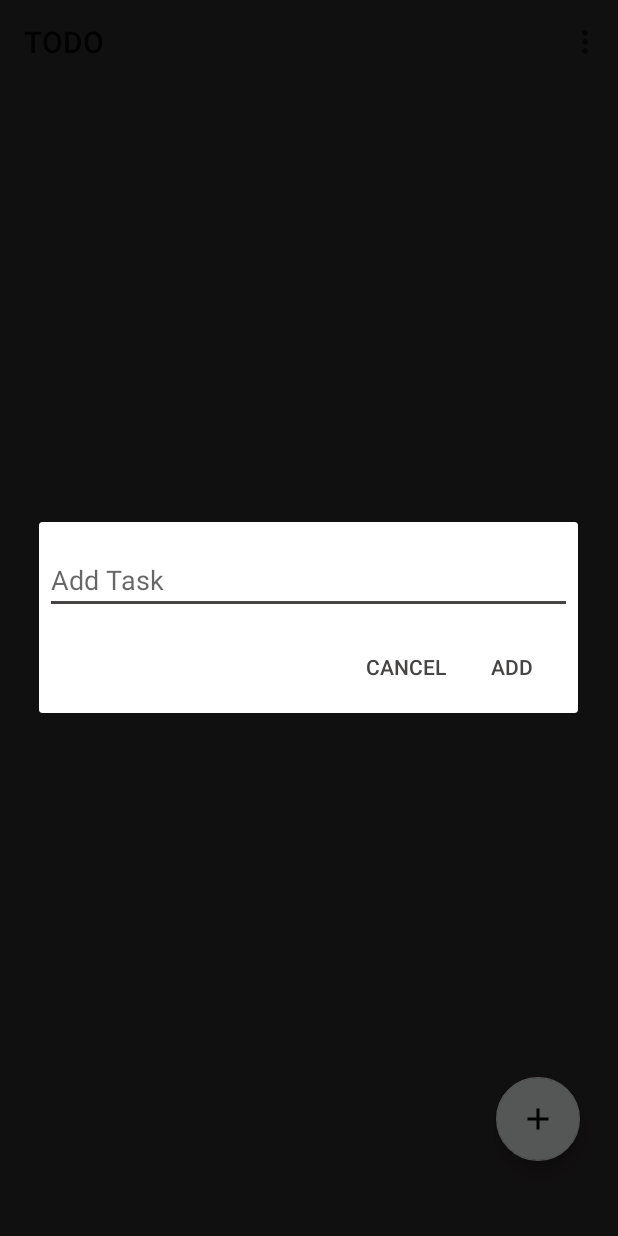
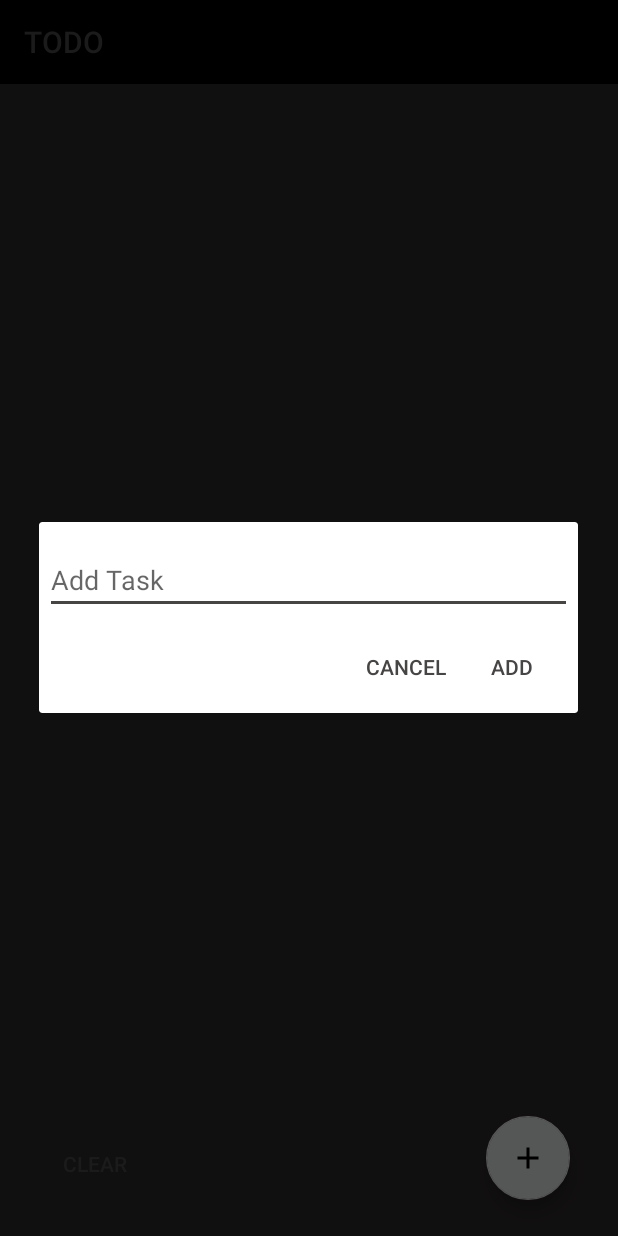
Before and after one commit to maxtauro/TODO, an Android app: the screen it shows after launch once a user with an empty profile is signed in (TaskListActivity), after a tap on an icon or button, on a phone screen of 412 x 824 dp. Run offline under Robolectric (Android 15) with nearby library versions, the phone set to English and light mode, and no system bars; our stand-ins replace Firebase (no records; nobody signed in at launch, a user with empty details on screens opened directly); 2 statements that could not run were skipped.

Commit message:
implemented clearing all checked tasks

```diff
--- a/androiddev/app/src/main/java/com/maxtauro/todo/FirebaseHelper.java
+++ b/androiddev/app/src/main/java/com/maxtauro/todo/FirebaseHelper.java
@@ -6,58 +6,52 @@
 import com.google.firebase.database.DatabaseError;
 import com.google.firebase.database.DatabaseReference;
 import com.google.firebase.database.FirebaseDatabase;
-import com.google.firebase.database.Query;
 import com.google.firebase.database.ValueEventListener;
 
 import java.util.ArrayList;
-import java.util.HashMap;
 
 public class FirebaseHelper {
 
-
-
     private class User {
         String userId;
-        Task[] tasks = {};
+        ArrayList<Task> taskList = new ArrayList<Task>();
         int lastTaskId;
     }
 
     User currUser;
     private DatabaseReference currUserRef;
-    private DatabaseReference taskList;
+    private DatabaseReference taskListRef;
 
     public FirebaseRecyclerAdapter<Task,TaskListViewHolder> adapter;
 
     public FirebaseHelper() {
         currUser = updateCurrUser();
-        taskList = loadTaskList();
+        taskListRef = loadTaskList();
     }
 
     public DatabaseReference loadTaskList() {
         String userId = currUser.userId;
         currUserRef = FirebaseDatabase.getInstance().getReference().child("users").child(userId);
-        DatabaseReference taskRef = currUserRef.child("tasks");
+        final DatabaseReference taskRef = currUserRef.child("tasks");
 
         taskRef.addValueEventListener(new ValueEventListener() {
             @Override
             public void onDataChange(DataSnapshot dataSnapshot) {
 
-                try {
-                    ArrayList<Integer> taskIdList = new ArrayList<Integer>();
-                    for (HashMap o: (ArrayList<HashMap>) dataSnapshot.getValue()) {
-
-                        if (o != null) {
-                            int id = ((Long) o.get("task_id")).intValue();
-                            taskIdList.add(id);
-                        }
-
-                    }
-                    setLastTaskId(taskIdList);
+                if (!currUser.taskList.isEmpty()) {
+                    currUser.taskList.clear();
                 }
 
-                catch (ClassCastException e) {
-                    //TODO implement better exception safety
+                for (DataSnapshot taskSnapshot: dataSnapshot.getChildren()) {
+                    Task task = new Task(
+                            (Boolean) taskSnapshot.child("checked").getValue(),
+                            ((Long) taskSnapshot.child("taskId").getValue()).intValue(),
+                            (String) taskSnapshot.child("taskName").getValue()
+                    );
+                    currUser.taskList.add(task);
                 }
+
+                setLastTaskId();
             }
 
             @Override
@@ -80,32 +74,33 @@
 
     public void addTask(String newTaskName) {
         Task newTask = new Task(++(currUser.lastTaskId), newTaskName);
-        DatabaseReference newTaskRef = taskList.child(String.valueOf((currUser.lastTaskId)));
+        DatabaseReference newTaskRef = taskListRef.child(String.valueOf((currUser.lastTaskId)));
 
-        //TODO figure out how to add these children in one call, currently onDataChange is called
-        // each time a child is added, this is inefficient and error prone
-        newTaskRef.child("task_id").setValue(newTask.getTaskId());
-        newTaskRef.child("checked").setValue(newTask.isChecked());
-        newTaskRef.child("task_name").setValue(newTask.getTaskName());
-
+        newTaskRef.setValue(newTask);
     }
 
     public void checkTask(DatabaseReference taskRef, boolean check) {
         taskRef.child("checked").setValue(check);
     }
 
-    public void setupSystem() {
+    private void setLastTaskId() {
+        int lastTaskId = 0;
 
-    }
-
-    private void setLastTaskId(ArrayList<Integer> taskIdList) {
-        int lastTaskId = 0;
-        for (int i: taskIdList) {
-            if (i > lastTaskId) {
-                lastTaskId = i;
+        for (Task task: currUser.taskList) {
+            if (task.getTaskId() > lastTaskId) {
+                lastTaskId = task.getTaskId();
             }
         }
+
         currUser.lastTaskId = lastTaskId;
     }
 
+    public void clear() {
+        for (Task task : currUser.taskList) {
+            if (task.isChecked()){
+                taskListRef.child(String.valueOf(task.getTaskId())).removeValue();
+            }
+        }
+    }
+
 }
--- a/androiddev/app/src/main/java/com/maxtauro/todo/FirebaseRecyclerAdapterTaskList.java
+++ b/androiddev/app/src/main/java/com/maxtauro/todo/FirebaseRecyclerAdapterTaskList.java
@@ -45,8 +45,8 @@
     protected Task parseSnapshot(DataSnapshot snapshot) {
         Task task = new Task(
                 (Boolean) snapshot.child("checked").getValue(),
-                ((Long) snapshot.child("task_id").getValue()).intValue(),
-                (String) snapshot.child("task_name").getValue()
+                ((Long) snapshot.child("taskId").getValue()).intValue(),
+                (String) snapshot.child("taskName").getValue()
         );
         return task;
     }
--- a/androiddev/app/src/main/java/com/maxtauro/todo/MainActivity.java
+++ b/androiddev/app/src/main/java/com/maxtauro/todo/MainActivity.java
@@ -3,13 +3,8 @@
 import android.content.Context;
 import android.content.Intent;
 import android.os.Bundle;
-import android.support.design.widget.FloatingActionButton;
-import android.support.design.widget.Snackbar;
 import android.support.v7.app.AppCompatActivity;
-import android.support.v7.widget.Toolbar;
 import android.view.View;
-import android.view.Menu;
-import android.view.MenuItem;
 import android.widget.Button;
 import android.widget.Toast;
 
--- a/androiddev/app/src/main/java/com/maxtauro/todo/SwipeController.java
+++ b/androiddev/app/src/main/java/com/maxtauro/todo/SwipeController.java
@@ -4,7 +4,8 @@
 import android.support.v7.widget.helper.ItemTouchHelper.Callback;
 import android.util.Log;
 
-import static android.support.v7.widget.helper.ItemTouchHelper.*;
+import static android.support.v7.widget.helper.ItemTouchHelper.LEFT;
+import static android.support.v7.widget.helper.ItemTouchHelper.RIGHT;
 
 public class SwipeController extends Callback {
 
--- a/androiddev/app/src/main/java/com/maxtauro/todo/TaskListActivity.java
+++ b/androiddev/app/src/main/java/com/maxtauro/todo/TaskListActivity.java
@@ -1,6 +1,5 @@
 package com.maxtauro.todo;
 
-import android.content.Intent;
 import android.os.Bundle;
 import android.support.design.widget.FloatingActionButton;
 import android.support.v4.app.DialogFragment;
@@ -9,14 +8,10 @@
 import android.support.v7.widget.RecyclerView;
 import android.support.v7.widget.Toolbar;
 import android.support.v7.widget.helper.ItemTouchHelper;
-import android.util.Log;
 import android.view.Menu;
 import android.view.MenuItem;
 import android.view.View;
-
-import com.firebase.ui.auth.ui.User;
-import com.firebase.ui.database.FirebaseRecyclerAdapter;
-import com.google.firebase.database.FirebaseDatabase;
+import android.widget.Button;
 
 public class TaskListActivity extends AppCompatActivity {
 
@@ -29,21 +24,36 @@
 
     FirebaseRecyclerAdapterTaskList adapter;
 
+
+    // UI elements
+    private Toolbar toolbar;
+    private Button clearBtn;
+    private FloatingActionButton addTaskButton;
+
+
     @Override
     protected void onCreate(Bundle savedInstanceState) {
         super.onCreate(savedInstanceState);
         setContentView(R.layout.activity_task_list);
 
-        //TODO declare these w/ proper scope as member vars
-        Toolbar toolbar = (Toolbar) findViewById(R.id.toolbar);
+        toolbar = (Toolbar) findViewById(R.id.toolbar);
         toolbar.setTitle(R.string.app_name);
+        toolbar.setTitleTextColor(0xFF474444);
         setSupportActionBar(toolbar);
 
-        FloatingActionButton fab = (FloatingActionButton) findViewById(R.id.add_task_button);
-        fab.setOnClickListener(new View.OnClickListener() {
+        addTaskButton = (FloatingActionButton) findViewById(R.id.add_task_button);
+        addTaskButton.setOnClickListener(new View.OnClickListener() {
             @Override
             public void onClick(View view) {
                 dialog_AddTask.show(getSupportFragmentManager(), "add task dialog");
+            }
+        });
+
+        clearBtn = (Button) findViewById(R.id.clear_button);
+        clearBtn.setOnClickListener(new View.OnClickListener() {
+            @Override
+            public void onClick(View v) {
+                firebaseHelper.clear();
             }
         });
 
@@ -57,7 +67,6 @@
         ItemTouchHelper itemTouchhelper = new ItemTouchHelper(swipeController);
         itemTouchhelper.attachToRecyclerView(listTasksRecyclerView);
 
-        firebaseHelper.setupSystem();
         updateList();
     }
 
--- a/androiddev/app/src/main/java/com/maxtauro/todo/TaskListViewHolder.java
+++ b/androiddev/app/src/main/java/com/maxtauro/todo/TaskListViewHolder.java
@@ -2,7 +2,6 @@
 
 import android.graphics.Paint;
 import android.support.v7.widget.RecyclerView;
-import android.util.Log;
 import android.view.View;
 import android.widget.ImageView;
 import android.widget.TextView;
--- a/androiddev/app/src/main/res/layout/activity_task_list.xml
+++ b/androiddev/app/src/main/res/layout/activity_task_list.xml
@@ -16,7 +16,7 @@
         android:layout_alignParentLeft="true"
         android:layout_alignParentStart="true"
         android:layout_alignParentTop="true"
-        android:background="?attr/colorPrimary" />
+        android:background="?attr/colorPrimaryDark" />
 
     <View
         android:id="@+id/anchor_dropdown"
@@ -30,16 +30,25 @@
         android:layout_height="match_parent"
         ></android.support.v7.widget.RecyclerView>
 
+    <Button
+        android:id="@+id/clear_button"
+        style="@style/Widget.AppCompat.Button.Borderless.Colored"
+        android:layout_width="wrap_content"
+        android:layout_height="wrap_content"
+        android:layout_alignBottom="@+id/add_task_button"
+        android:layout_alignParentStart="true"
+        android:layout_marginStart="19dp"
+        android:text="Clear" />
+
     <android.support.design.widget.FloatingActionButton
         android:id="@+id/add_task_button"
         android:layout_width="wrap_content"
         android:layout_height="wrap_content"
         android:layout_alignParentBottom="true"
         android:layout_alignParentEnd="true"
-        android:layout_alignParentRight="true"
         android:layout_gravity="bottom|end"
-        android:layout_marginBottom="50dp"
-        android:layout_marginRight="25dp"
+        android:layout_marginBottom="24dp"
+        android:layout_marginEnd="32dp"
         android:src="@drawable/ic_add_black_24dp"
         app:backgroundTint="?attr/colorButtonNormal" />
 
```
